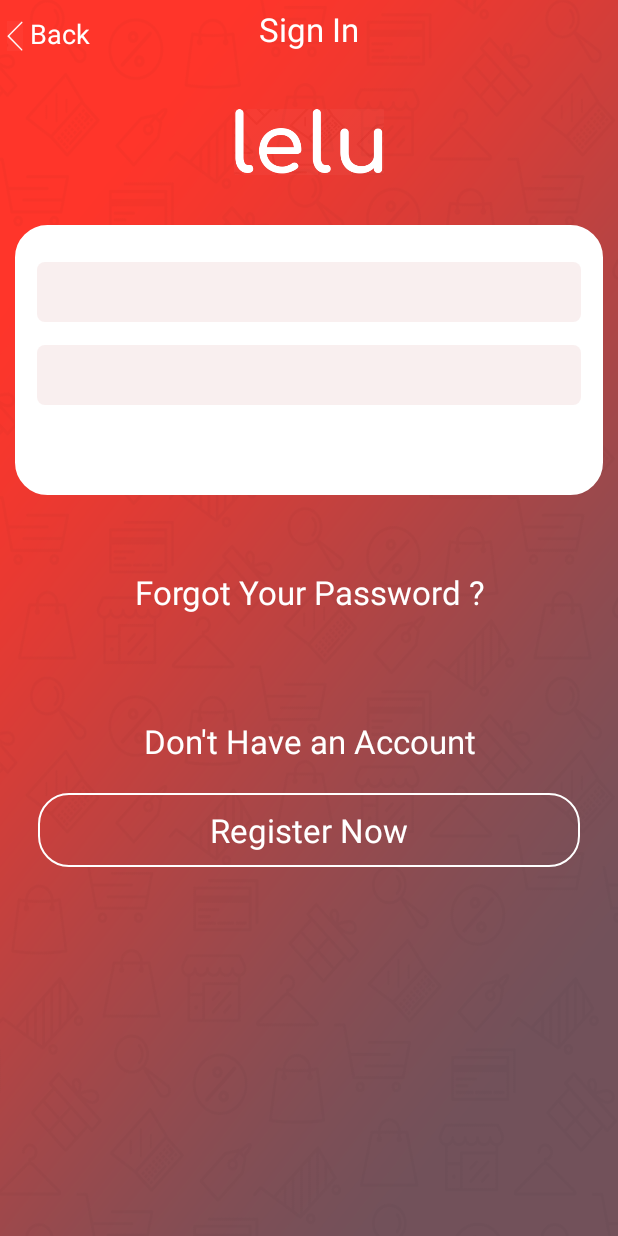
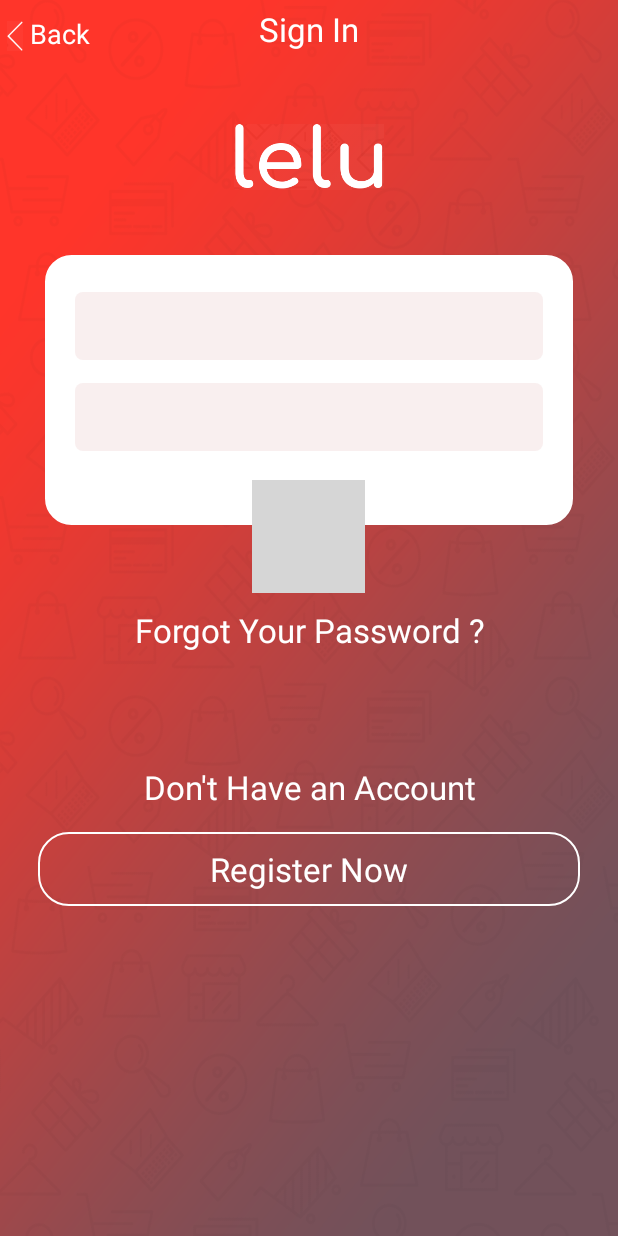
Before and after one commit to shaheen7007/Lelu_10-7-2017, an Android app: the screen it shows after launch (LoginActivity), on a phone screen of 412 x 824 dp. Run offline under Robolectric (Android 15) with nearby library versions, the phone set to English and light mode, and no system bars; grey boxes are pictures that could not be loaded.

Commit message:
7/6/2017  2:35

```diff
--- a/src/main/java/com/webquiver/lelu/LoginActivity.java
+++ b/src/main/java/com/webquiver/lelu/LoginActivity.java
@@ -31,7 +31,7 @@ public class LoginActivity extends AppCompatActivity {
                 usernameET.setCursorVisible(true);
                 //(usernameET).setCompoundDrawablesWithIntrinsicBounds(R.drawable.test, 0, 0, 0);
                // (passwordET).setCompoundDrawablesWithIntrinsicBounds(0, 0, 0, 0);
-                usernameET.setBackground(ContextCompat.getDrawable(getApplicationContext(), R.drawable.tt));
+                usernameET.setBackground(ContextCompat.getDrawable(getApplicationContext(), R.drawable.edittext_selected));
                 passwordET.setBackground(ContextCompat.getDrawable(getApplicationContext(), R.drawable.edittext_shape_rounded));
                 return false;
 
@@ -43,7 +43,7 @@ public class LoginActivity extends AppCompatActivity {
             public boolean onTouch(View v, MotionEvent event) {
                 passwordET.setFocusable(true);
                  passwordET.setCursorVisible(true);
-                passwordET.setBackground(ContextCompat.getDrawable(getApplicationContext(), R.drawable.tt));
+                passwordET.setBackground(ContextCompat.getDrawable(getApplicationContext(), R.drawable.edittext_selected));
                 usernameET.setBackground(ContextCompat.getDrawable(getApplicationContext(), R.drawable.edittext_shape_rounded));
                 return false;
 
@@ -56,7 +56,7 @@ public class LoginActivity extends AppCompatActivity {
         usernameET.setOnEditorActionListener(new TextView.OnEditorActionListener() {
             public boolean onEditorAction(TextView v, int actionId, KeyEvent event) {
                 passwordET.setCursorVisible(true);
-                passwordET.setBackground(ContextCompat.getDrawable(getApplicationContext(), R.drawable.tt));
+                passwordET.setBackground(ContextCompat.getDrawable(getApplicationContext(), R.drawable.edittext_selected));
                 usernameET.setBackground(ContextCompat.getDrawable(getApplicationContext(), R.drawable.edittext_shape_rounded));
                 return false;
 
--- a/src/main/res/drawable/login_shape_rounded.xml
+++ b/src/main/res/drawable/login_shape_rounded.xml
@@ -17,7 +17,7 @@
         android:top="15dp" />
 
     <!-- we define corner radius, note that radius can be different for each corner -->
-    <corners android:radius="20dp"
+    <corners android:radius="16dp"
 
         />
 
--- a/src/main/res/layout/activity_login.xml
+++ b/src/main/res/layout/activity_login.xml
@@ -48,7 +48,7 @@
 
     <View
         android:layout_width="1dp"
-        android:layout_height="5dp"
+        android:layout_height="15dp"
         >
     </View>
 
@@ -63,16 +63,17 @@
 
     <View
         android:layout_width="1dp"
-        android:layout_height="5dp"
+        android:layout_height="15dp"
         >
     </View>
+
     <RelativeLayout
-    android:layout_width="wrap_content"
-    android:id="@+id/rr"
+        android:orientation="vertical" android:layout_width="match_parent"
         android:layout_height="wrap_content">
+
         <LinearLayout
-        android:layout_marginRight="10dp"
-        android:layout_marginLeft="10dp"
+            android:layout_marginRight="30dp"
+            android:layout_marginLeft="30dp"
             android:orientation="vertical"
             android:id="@+id/hh"
             android:background="@drawable/login_shape_rounded"
@@ -88,23 +89,26 @@
             <EditText
                 android:layout_width="match_parent"
                 android:textAlignment="center"
+                android:layout_marginLeft="5dp"
+
+                android:layout_marginRight="5dp"
                 android:inputType="textEmailAddress"
                 android:background="@drawable/edittext_shape_rounded"
                 android:id="@+id/username_id"
                 android:cursorVisible="false"
-            android:layout_height="40dp" />
+                android:layout_height="45dp" />
             <EditText
                 android:layout_marginTop="15dp"
+                android:layout_marginLeft="5dp"
+                android:layout_marginRight="5dp"
+
                 android:textAlignment="center"
                 android:inputType="textPassword"
                 android:cursorVisible="false"
                 android:layout_width="match_parent"
                 android:id="@+id/password_id"
                 android:background="@drawable/edittext_shape_rounded"
-            android:layout_height="40dp" />
-
-       x
-
+                android:layout_height="45dp" />
 
 
 
@@ -112,13 +116,27 @@
         </LinearLayout>
 
 
+        <ImageView
+            android:layout_width="75dp"
+            android:layout_height="75dp"
+            android:layout_marginTop="150dp"
+            android:id="@+id/loginbtn_id"
+            android:paddingLeft="17dp"
+            android:paddingRight="17dp"
+            android:paddingTop="17dp"
+            android:paddingBottom="17dp"
+            android:src="@drawable/tick_login"
+            android:background="@drawable/llist"
+            android:layout_alignParentTop="true"
+            android:layout_centerHorizontal="true" />
+
 
     </RelativeLayout>
 
 
     <View
         android:layout_width="1dp"
-        android:layout_height="50dp"
+        android:layout_height="10dp"
         >
     </View>
 
@@ -134,7 +152,7 @@
         android:layout_centerHorizontal="true" />
     <View
         android:layout_width="1dp"
-        android:layout_height="70dp"
+        android:layout_height="75dp"
         >
     </View>
     <TextView
@@ -152,7 +170,7 @@
 
         android:layout_width="match_parent"
         android:text="Register Now"
-        android:layout_marginTop="20dp"
+        android:layout_marginTop="15dp"
         android:layout_marginRight="25dp"
         android:layout_marginLeft="25dp"
         android:textAppearance="@style/Base.TextAppearance.AppCompat.Large"
```
Also changed, not shown: src/main/res/drawable/test.png (added). Lines whose indentation alone changed are shown as unchanged.
